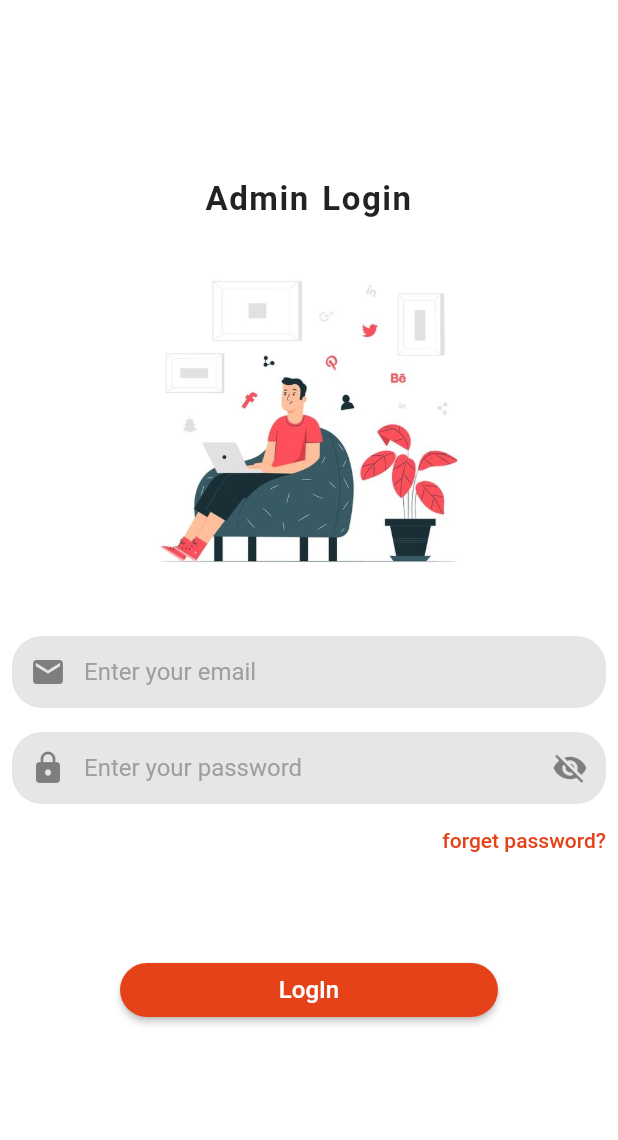
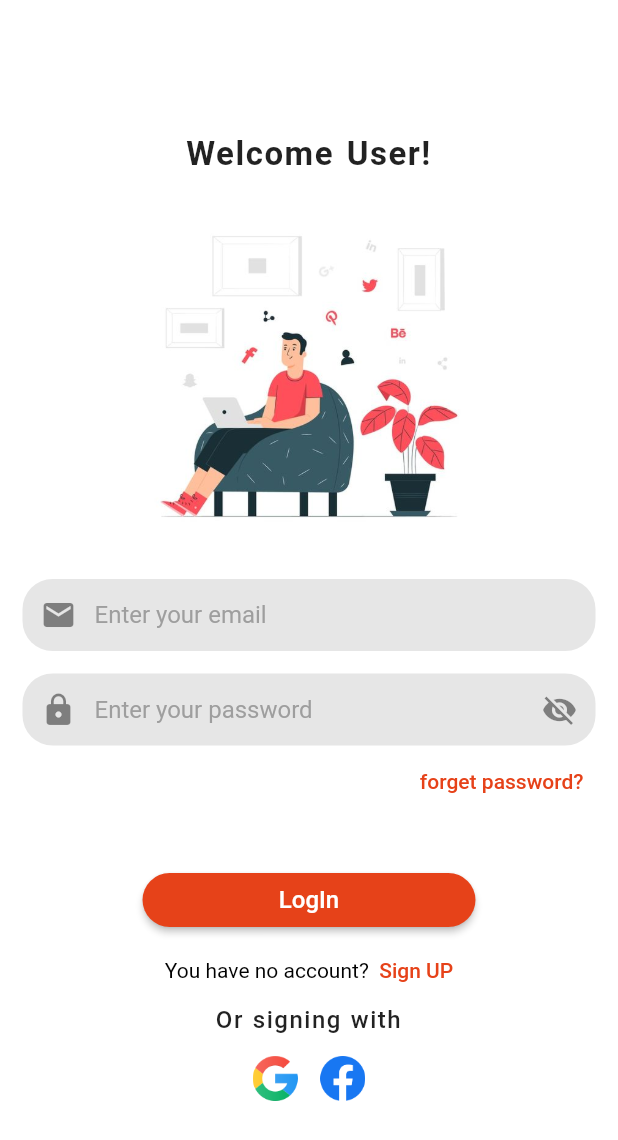
Before and after one commit to devfoyzur17/e_commerce_user_app, a Flutter app: the screen it shows after launch, on a phone screen of 412 x 824 dp. Shown: the top 1140 px of the screen. Run offline on Flutter 3.47's test engine with Material 2 defaults, Android fonts, the phone set to English and light mode, and no system bars; our stand-ins replace cloud_firestore, firebase_auth, firebase_core, firebase_storage, image_picker; accounts and stored records are empty.

Commit message:
complete login page

```diff
--- a/lib/main.dart
+++ b/lib/main.dart
@@ -42,6 +42,7 @@ class MyApp extends StatelessWidget {
     MaterialColor appColor = MaterialColor(0xffe64219, pokeballRedSwatch);
     return MaterialApp(
       title: 'Flutter Demo',
+      debugShowCheckedModeBanner: false,
       theme: ThemeData(
         primarySwatch: appColor,
       ),
--- a/lib/pages/login_page.dart
+++ b/lib/pages/login_page.dart
@@ -1,6 +1,7 @@
 // ignore_for_file: prefer_const_constructors
 
 import 'package:firebase_auth/firebase_auth.dart';
+import 'package:flutter/gestures.dart';
 import 'package:flutter/material.dart';
 
 import '../auth/auth_service.dart';
@@ -38,11 +39,12 @@ class _LoginPageState extends State<LoginPage> {
           child: Form(
               key: formKey,
               child: ListView(
+                padding: EdgeInsets.all(15),
                 shrinkWrap: true,
                 children: [
 
                   const Text(
-                    "Admin Login",
+                    "Welcome User!",
                     textAlign: TextAlign.center,
                     style: TextStyle(
                         fontSize: 22,
@@ -65,9 +67,7 @@ class _LoginPageState extends State<LoginPage> {
                   ),
 
                   // todo This is email textField section
-                  Padding(
-                    padding: const EdgeInsets.all(8.0),
-                    child: TextFormField(
+                  TextFormField(
                     controller: emailController,
                     style: const TextStyle(
                         color: Colors.black, fontWeight: FontWeight.w500),
@@ -93,12 +93,10 @@ class _LoginPageState extends State<LoginPage> {
                       }
                     },
                   ),
-                  ),
+                  SizedBox(height: 15,),
 
                   // todo this is password textField section
-                  Padding(
-                    padding: const EdgeInsets.only(top: 8, left: 8, right: 8),
-                    child: TextFormField(
+                  TextFormField(
                     obscureText: _isObscure,
                     controller: passwordController,
                     style: TextStyle(
@@ -137,7 +135,6 @@ class _LoginPageState extends State<LoginPage> {
                       }
                     },
                   ),
-                  ),
 
                   Align(
                       alignment: Alignment.topRight,
@@ -146,17 +143,14 @@ class _LoginPageState extends State<LoginPage> {
                           child: Text(
                             "forget password?",
                           ))),
-                  Padding(
-                    padding: const EdgeInsets.all(8.0),
-                    child: Text(
+                 Text(
                    _errorMessage,
                    style: TextStyle(color: Colors.red),
-                    ),
                  ),
 
                   Padding(
                     padding:
-                    const EdgeInsets.symmetric(horizontal: 80, vertical: 20),
+                    const EdgeInsets.symmetric(horizontal: 80, vertical: 15),
                     child: ElevatedButton(
                         onPressed: _chechValidet,
                         style: ButtonStyle(
@@ -168,6 +162,46 @@ class _LoginPageState extends State<LoginPage> {
                           style: TextStyle(fontSize: 16),
                         )),
                   ),
+
+                  RichText(
+                    textAlign: TextAlign.center,
+                    text: TextSpan(children: [
+                      TextSpan(
+                        text: 'You have no account? ',
+                        style: TextStyle(
+                          color: Colors.black,
+                        ),
+                      ),
+                      TextSpan(
+                          text: ' Sign UP',
+                          style: TextStyle(color: Theme.of(context).primaryColor, fontWeight: FontWeight.w500),
+
+                          recognizer: TapGestureRecognizer()
+                            ..onTap = () {
+
+                            //  Navigator.pushNamed(context, SignUpPage.routeName);
+
+                            }),
+                    ]),
+                  ),
+                  SizedBox(height: 15,),
+                  Text("Or signing with", textAlign: TextAlign.center,style: TextStyle(fontWeight: FontWeight.w500, fontSize: 16,letterSpacing: 1,wordSpacing: 1),),
+                  SizedBox(height: 15,),
+                  Row(
+                    mainAxisAlignment: MainAxisAlignment.center,
+                    children: [
+                      InkWell(
+                        onTap: (){},
+                          child: Image.asset("assets/images/google.png",height: 30,width: 30,fit: BoxFit.cover,)),
+                      SizedBox(width: 15,),
+                      InkWell(
+                        onTap: (){},
+                          child: Image.asset("assets/images/facebook.png",height: 30,width: 30,fit: BoxFit.cover,))
+                    ],
+                  )
+
+
+
 
                 ],
               )),
```
Also changed, not shown: assets/images/facebook.png (added), assets/images/google.png (added). Lines whose indentation alone changed are shown as unchanged.
